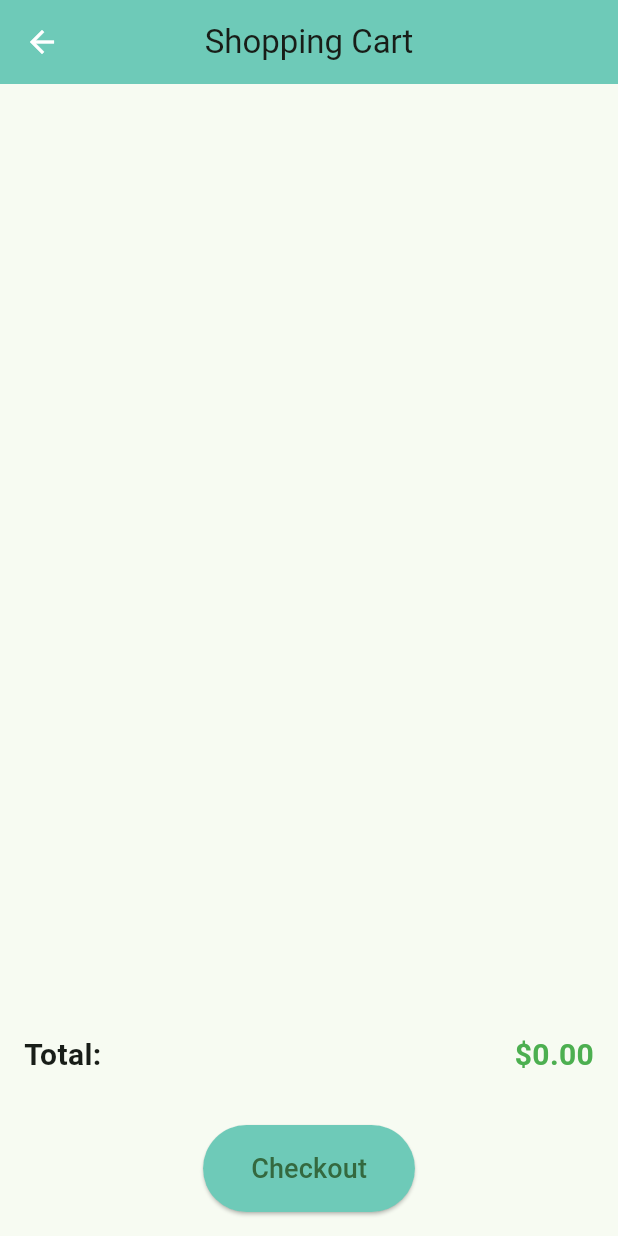
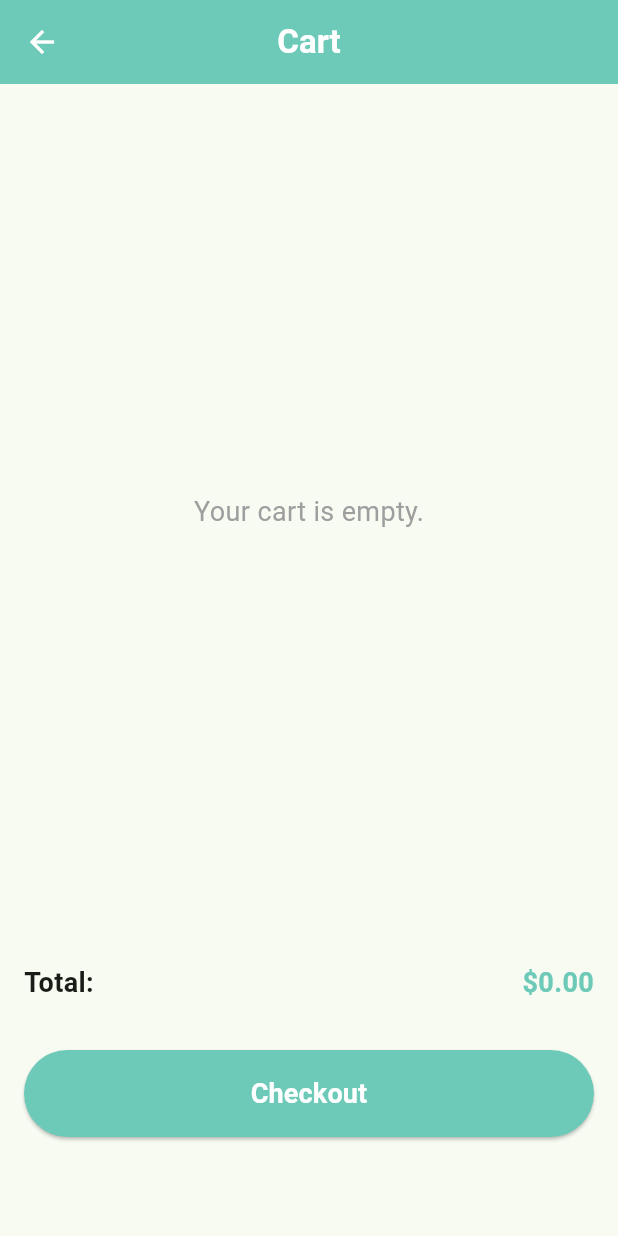
Before and after one commit to kawsar-ahmmed-hridoy/BanglaMart, a Flutter app: the CartPage screen opened directly, on a phone screen of 412 x 824 dp. Run offline on Flutter 3.47's test engine with Material 3 defaults, Android fonts, the phone set to English and light mode, and no system bars; our stand-ins replace cloud_firestore, curved_navigation_bar, firebase_auth, firebase_core, flutter_riverpod, geocoding and 4 more; accounts and stored records are empty; Roboto replaces fonts that are missing (Kalpurush).

Commit message:
added the Cartpage

```diff
--- a/shilpo_sathi/lib/Cart/CartPage.dart
+++ b/shilpo_sathi/lib/Cart/CartPage.dart
@@ -1,43 +1,66 @@
 import 'package:flutter/material.dart';
-import 'package:provider/provider.dart';
+import 'package:flutter_riverpod/flutter_riverpod.dart';
 import 'CartProvider.dart';
 
-class CartPage extends StatelessWidget {
+class CartPage extends ConsumerWidget {
   @override
-  Widget build(BuildContext context) {
-    final cartProvider = Provider.of<CartProvider>(context);
-    final cartItems = cartProvider.cartItems;
+  Widget build(BuildContext context, WidgetRef ref) {
+    final cartItems = ref.watch(cartProvider);
+    final totalPrice = ref.watch(cartProvider.notifier).totalPrice;
 
     return Scaffold(
       appBar: AppBar(
-        backgroundColor: Color(0xFF6ECAB8),
-        title: Text('Shopping Cart'),
+        backgroundColor: const Color(0xFF6ECAB8),
+        title: const Text(
+          'Cart',
+          style: TextStyle(color: Colors.white, fontWeight: FontWeight.bold),
+        ),
         centerTitle: true,
       ),
       body: Column(
         children: [
           Expanded(
-            child: ListView.builder(
+            child: cartItems.isEmpty
+                ? Center(
+              child: Text(
+                'Your cart is empty.',
+                style: TextStyle(fontSize: 18, color: Colors.grey),
+              ),
+            )
+                : ListView.builder(
               itemCount: cartItems.length,
               itemBuilder: (context, index) {
                 final item = cartItems[index];
                 return Card(
-                  margin: EdgeInsets.symmetric(horizontal: 16.0, vertical: 8.0),
+                  margin: const EdgeInsets.all(8.0),
                   child: ListTile(
-                    leading: ClipRRect(
-                      borderRadius: BorderRadius.circular(8.0),
-                      child: Image.network(
-                        item['imageUrl'],
+                    leading: Image.network(
+                      item.product.imageUrl,
                       width: 50,
                       height: 50,
                       fit: BoxFit.cover,
                     ),
+                    title: Text(item.product.name),
+                    subtitle: Text(
+                      '\$${(double.parse(item.product.price.replaceAll('\$', '')) * item.quantity).toStringAsFixed(2)}',
                     ),
-                    title: Text(item['name']),
-                    subtitle: Text('\$${item['price'].toStringAsFixed(2)}'),
-                    trailing: IconButton(
-                      icon: Icon(Icons.delete, color: Colors.red),
-                      onPressed: () => cartProvider.removeFromCart(index),
+                    trailing: Row(
+                      mainAxisSize: MainAxisSize.min,
+                      children: [
+                        IconButton(
+                          icon: const Icon(Icons.remove),
+                          onPressed: () {
+                            ref.read(cartProvider.notifier).decrementQuantity(item);
+                          },
+                        ),
+                        Text(item.quantity.toString()),
+                        IconButton(
+                          icon: const Icon(Icons.add),
+                          onPressed: () {
+                            ref.read(cartProvider.notifier).incrementQuantity(item);
+                          },
+                        ),
+                      ],
                     ),
                   ),
                 );
@@ -49,19 +72,16 @@ class CartPage extends StatelessWidget {
             child: Row(
               mainAxisAlignment: MainAxisAlignment.spaceBetween,
               children: [
-                Text(
+                const Text(
                   'Total:',
-                  style: TextStyle(
-                    fontSize: 20,
-                    fontWeight: FontWeight.bold,
-                  ),
+                  style: TextStyle(fontSize: 18, fontWeight: FontWeight.bold),
                 ),
                 Text(
-                  '\$${cartProvider.calculateTotal().toStringAsFixed(2)}',
-                  style: TextStyle(
-                    fontSize: 20,
+                  '\$${totalPrice.toStringAsFixed(2)}',
+                  style: const TextStyle(
+                    fontSize: 18,
                     fontWeight: FontWeight.bold,
-                    color: Colors.green,
+                    color: Color(0xFF6ECAB8),
                   ),
                 ),
               ],
@@ -69,21 +89,22 @@ class CartPage extends StatelessWidget {
           ),
           Padding(
             padding: const EdgeInsets.all(16.0),
+            child: SizedBox(
+              width: double.infinity,
               child: ElevatedButton(
-              onPressed: () {
-                ScaffoldMessenger.of(context).showSnackBar(
-                  SnackBar(content: Text('Checkout functionality not implemented yet.')),
-                );
-              },
-              child: Text(
+                style: ElevatedButton.styleFrom(
+                  backgroundColor: const Color(0xFF6ECAB8),
+                  padding: const EdgeInsets.symmetric(vertical: 16),
+                ),
+                onPressed: () {},
+                child: const Text(
                   'Checkout',
-                style: TextStyle(fontSize: 18),
-              ),
-              style: ElevatedButton.styleFrom(
-                padding: EdgeInsets.symmetric(vertical: 16.0, horizontal: 32.0), backgroundColor: Color(0xFF6ECAB8),
+                  style: TextStyle(color: Colors.white, fontSize: 18,fontWeight: FontWeight.bold),
                 ),
               ),
             ),
+          ),
+          SizedBox(height: 50,),
         ],
       ),
     );
--- a/shilpo_sathi/lib/main.dart
+++ b/shilpo_sathi/lib/main.dart
@@ -18,7 +18,7 @@ void main() async {
   );
   runApp(
     ProviderScope(
-      child: const MyApp(),
+      child: MyApp(),
     ),
   );
 }
```
Also changed, not shown: shilpo_sathi/lib/Cart/CartProvider.dart (+45 -14 lines), shilpo_sathi/lib/Cart/FilteredProductsProvider.dart (added, +56 -0 lines), shilpo_sathi/lib/Marketplace/MarketplacePage.dart (+142 -195 lines), shilpo_sathi/lib/Marketplace/ProductDescriptionPage.dart (+20 -38 lines), 4 other files. Lines whose indentation alone changed are shown as unchanged.
